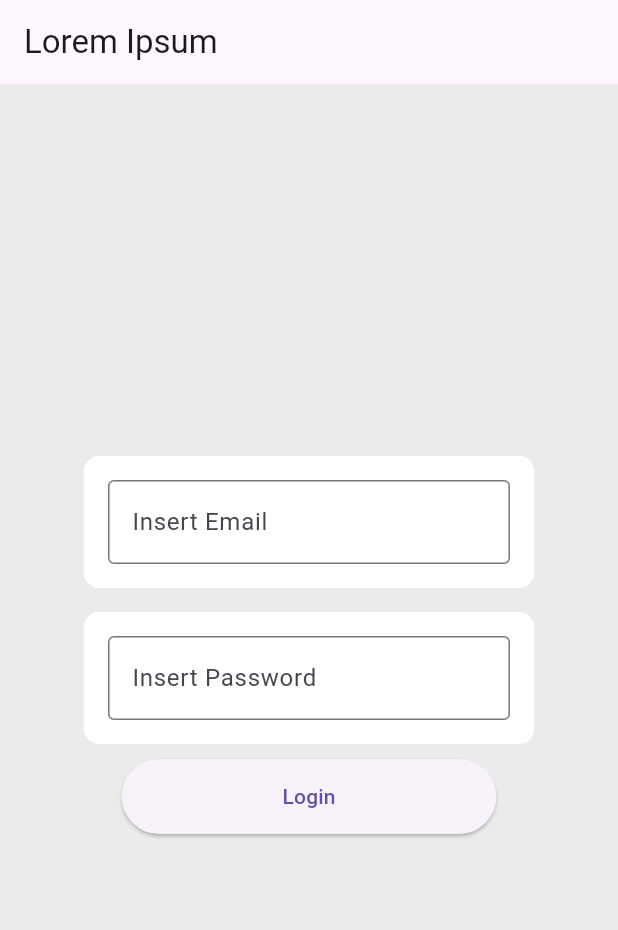
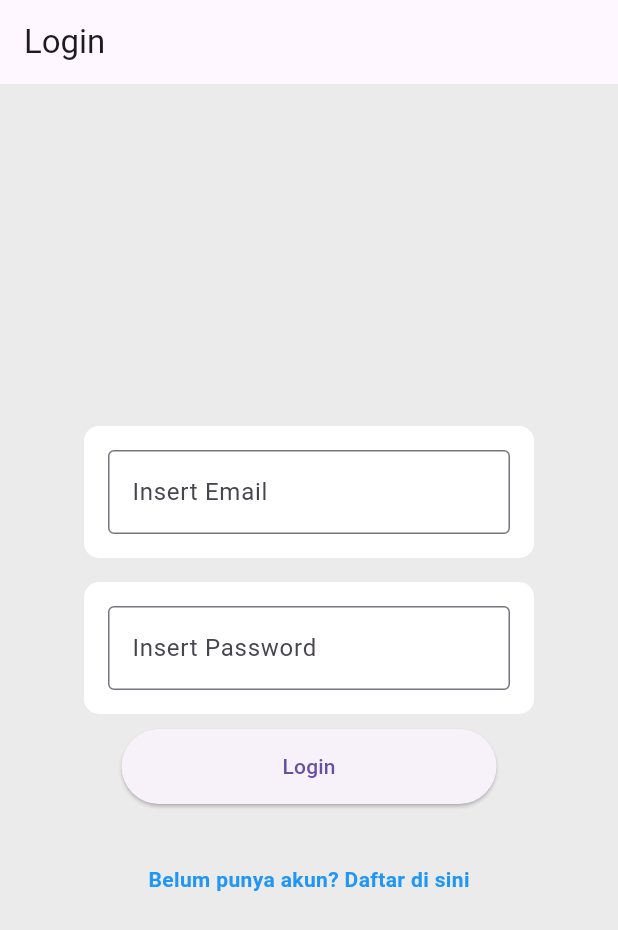
Before and after one commit to rznive/Leve-Tot, a Flutter app: the screen it shows after launch, on a phone screen of 412 x 824 dp. Shown: the top 930 px of the screen. Run offline on Flutter 3.47's test engine with Material 3 defaults, Android fonts, the phone set to English and light mode, and no system bars.

Commit message:
adjusting some code for better handler

```diff
--- a/lib/components/Login.dart
+++ b/lib/components/Login.dart
@@ -1,5 +1,6 @@
 import 'package:flutter/material.dart';
 import 'package:quranconnect/controllers/LoginController.dart';
+import 'package:quranconnect/components/Register.dart';
 import 'package:quranconnect/components/Dashboard.dart';
 
 class LoginScreen extends StatefulWidget {
@@ -12,13 +13,13 @@ class LoginScreen extends StatefulWidget {
 class _LoginScreenState extends State<LoginScreen> {
   TextEditingController emailCtrl = TextEditingController();
   TextEditingController passwordCtrl = TextEditingController();
-  String _loginMessage = ''; // Variabel untuk menyimpan pesan login
+  String _loginMessage = '';
 
   @override
   Widget build(BuildContext context) {
     return Scaffold(
       appBar: AppBar(
-        title: Text('Lorem Ipsum'),
+        title: const Text('Login'),
       ),
       backgroundColor: const Color(0xFFEBEBEB),
       body: Center(
@@ -28,7 +29,6 @@ class _LoginScreenState extends State<LoginScreen> {
             mainAxisAlignment: MainAxisAlignment.center,
             crossAxisAlignment: CrossAxisAlignment.center,
             children: [
-              // TextField untuk Email
               Container(
                 width: 300,
                 padding: const EdgeInsets.all(16),
@@ -45,8 +45,6 @@ class _LoginScreenState extends State<LoginScreen> {
                 ),
               ),
               const SizedBox(height: 16),
-
-              // TextField untuk Password
               Container(
                 width: 300,
                 padding: const EdgeInsets.all(16),
@@ -64,8 +62,6 @@ class _LoginScreenState extends State<LoginScreen> {
                 ),
               ),
               const SizedBox(height: 10),
-
-              // Tombol Sign In
               Align(
                 alignment: Alignment.center,
                 child: SizedBox(
@@ -73,16 +69,21 @@ class _LoginScreenState extends State<LoginScreen> {
                   height: 50,
                   child: ElevatedButton(
                     onPressed: () async {
-                      // Logika untuk login dan menampilkan pesan
+                      if (emailCtrl.text.isEmpty || passwordCtrl.text.isEmpty) {
+                        setState(() {
+                          _loginMessage =
+                              "Email dan Password tidak boleh kosong!";
+                        });
+                        return;
+                      }
                       String result = await LoginController.login(
                           emailCtrl.text, passwordCtrl.text);
                       setState(() {
-                        _loginMessage = result; // Menyimpan hasil pesan login
+                        _loginMessage = result;
                       });
 
-                      // Jika login berhasil, navigasikan ke Dashboard
                       if (result.contains("Berhasil")) {
-                        // Navigasi ke halaman Dashboard
+                        await Future.delayed(const Duration(seconds: 3));
                         Navigator.pushReplacement(
                           context,
                           MaterialPageRoute(
@@ -94,10 +95,7 @@ class _LoginScreenState extends State<LoginScreen> {
                   ),
                 ),
               ),
-
               const SizedBox(height: 20),
-
-              // Menampilkan pesan login
               if (_loginMessage.isNotEmpty)
                 Padding(
                   padding: const EdgeInsets.all(8.0),
@@ -111,6 +109,24 @@ class _LoginScreenState extends State<LoginScreen> {
                     ),
                   ),
                 ),
+              const SizedBox(height: 20),
+              GestureDetector(
+                onTap: () {
+                  // Navigasi ke halaman pendaftaran
+                  Navigator.push(
+                    context,
+                    MaterialPageRoute(
+                      builder: (context) =>
+                          const RegisterScreen(), // Halaman Daftar
+                    ),
+                  );
+                },
+                child: const Text(
+                  "Belum punya akun? Daftar di sini",
+                  style: TextStyle(
+                      color: Colors.blue, fontWeight: FontWeight.bold),
+                ),
+              )
             ],
           ),
         ),
```
